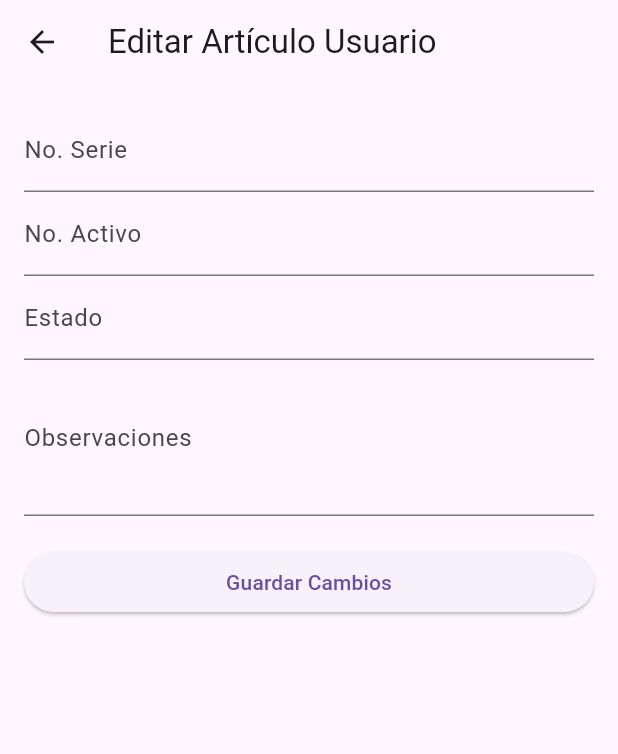
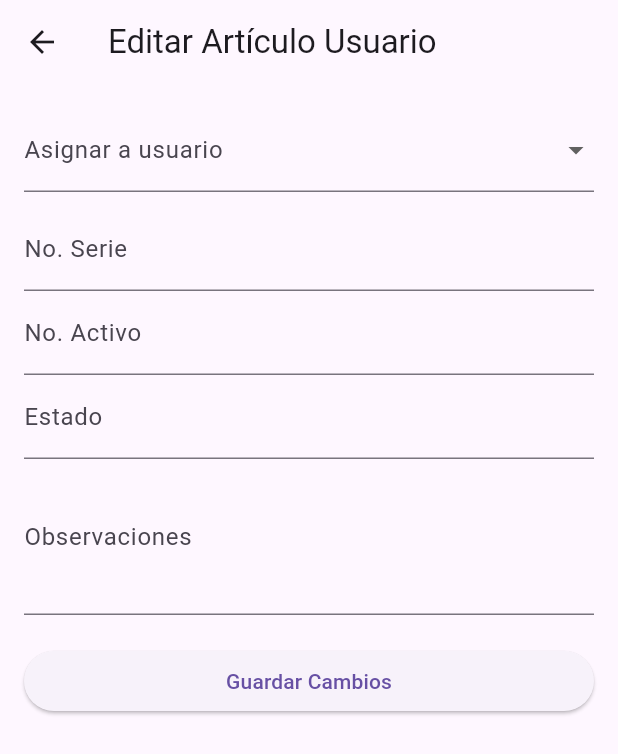
Before and after one commit to LeoStudioCode/SanchezWeb, a Flutter app: the EditarArticuloXUsuarioScreen screen opened directly with empty values, on a phone screen of 412 x 824 dp. Shown: the top 754 px of the screen. Run offline on Flutter 3.47's test engine with Material 3 defaults, Android fonts, the phone set to English and light mode, and no system bars; our stand-ins replace cloud_firestore, file_picker, firebase_auth, firebase_core, firebase_storage, image_picker; accounts and stored records are empty; statements that could not run were skipped.

Commit message:
Leio - main.dart pubspec.yaml y todos los apartados del almacen articulosXusuario

```diff
--- a/lib/main.dart
+++ b/lib/main.dart
@@ -21,6 +21,7 @@ class MyApp extends StatelessWidget {
   @override
   Widget build(BuildContext context) {
     return MaterialApp(
+      debugShowCheckedModeBanner: false, // 👈 Esta línea elimina el banner
       title: 'Flutter Web Proyecto',
       theme: ThemeData(
         primarySwatch: Colors.blue,
--- a/lib/screens/almacen/asignar_usuario_screen.dart
+++ b/lib/screens/almacen/asignar_usuario_screen.dart
@@ -1,6 +1,7 @@
 import 'package:flutter/material.dart';
 import 'package:sanchez_web/models/unidad_almacen.dart';
 import 'package:sanchez_web/services/almacen_service.dart';
+import 'package:cloud_firestore/cloud_firestore.dart';
 
 class EditarArticuloXUsuarioScreen extends StatefulWidget {
   final ArticuloXUsuario articulo;
@@ -22,6 +23,9 @@ class _EditarArticuloXUsuarioScreenState
   late TextEditingController _estadoController;
   late TextEditingController _observacionesController;
 
+  String? _asesorSeleccionado;
+  Map<String, String> _usuariosMap = {}; // uid -> nombre
+
   @override
   void initState() {
     super.initState();
@@ -30,6 +34,18 @@ class _EditarArticuloXUsuarioScreenState
     _noActivoController = TextEditingController(text: a.noActivo);
     _estadoController = TextEditingController(text: a.estado);
     _observacionesController = TextEditingController(text: a.observaciones);
+    _asesorSeleccionado = a.asesor;
+    _cargarUsuarios();
+  }
+
+  Future<void> _cargarUsuarios() async {
+    final snapshot = await FirebaseFirestore.instance.collection('users').get();
+    setState(() {
+      _usuariosMap = {
+        for (var doc in snapshot.docs) doc.id: doc['name'] ?? 'Sin nombre',
+        'Inventario': '📦 Inventario' // 👈 agregar este valor por defecto
+      };
+    });
   }
 
   @override
@@ -50,6 +66,7 @@ class _EditarArticuloXUsuarioScreenState
       map['noActivo'] = _noActivoController.text;
       map['estado'] = _estadoController.text;
       map['observaciones'] = _observacionesController.text;
+      map['asesor'] = _asesorSeleccionado;
       map['fechaUpdate'] = DateTime.now();
 
       await _service.actualizar(actualizado.articulosXusuarioID, map);
@@ -67,6 +84,23 @@ class _EditarArticuloXUsuarioScreenState
           key: _formKey,
           child: ListView(
             children: [
+              DropdownButtonFormField<String>(
+                value: _usuariosMap.containsKey(_asesorSeleccionado)
+                    ? _asesorSeleccionado
+                    : null,
+                items: _usuariosMap.entries
+                    .map((entry) => DropdownMenuItem(
+                          value: entry.key,
+                          child: Text(entry.value),
+                        ))
+                    .toList(),
+                onChanged: (value) =>
+                    setState(() => _asesorSeleccionado = value),
+                decoration: InputDecoration(labelText: 'Asignar a usuario'),
+                validator: (value) =>
+                    value == null ? 'Seleccione un usuario' : null,
+              ),
+              SizedBox(height: 10),
               TextFormField(
                 controller: _noSerieController,
                 decoration: InputDecoration(labelText: 'No. Serie'),
--- a/lib/services/almacen_service.dart
+++ b/lib/services/almacen_service.dart
@@ -13,6 +13,11 @@ class ArticuloXUsuarioService {
   // 🔹 Actualizar artículoXusuario existente
   Future<void> actualizar(String id, Map<String, dynamic> data) async {
     await _ref.doc(id).update(data);
+  }
+
+  // 🔹 Crear artículoXusuario desde un Map (para pantallas rápidas)
+  Future<void> crear(Map<String, dynamic> data) async {
+    await _ref.add(data);
   }
 
   // 🔹 Eliminar artículoXusuario por ID
--- a/pubspec.yaml
+++ b/pubspec.yaml
@@ -3,6 +3,7 @@ description: "A new Flutter project."
 # The following line prevents the package from being accidentally published to
 # pub.dev using `flutter pub publish`. This is preferred for private packages.
 publish_to: "none" # Remove this line if you wish to publish to pub.dev
+version: 0.1.0
 
 # The following defines the version and build number for your application.
 # A version number is three numbers separated by dots, like 1.2.43
@@ -16,7 +17,6 @@ publish_to: "none" # Remove this line if you wish to publish to pub.dev
 # https://developer.apple.com/library/archive/documentation/General/Reference/InfoPlistKeyReference/Articles/CoreFoundationKeys.html
 # In Windows, build-name is used as the major, minor, and patch parts
 # of the product and file versions while build-number is used as the build suffix.
-version: 1.0.0+1
 
 environment:
   sdk: ^3.6.0
@@ -38,6 +38,10 @@ dependencies:
   # The following adds the Cupertino Icons font to your application.
   # Use with the CupertinoIcons class for iOS style icons.
   cupertino_icons: ^1.0.8
+  file_picker: ^9.2.2
+  image_picker: ^1.1.2
+  excel: ^4.0.6
+  flutter_staggered_grid_view: ^0.7.0
 
 dev_dependencies:
   flutter_test:
```
Also changed, not shown: lib/screens/almacen/almacen_screen.dart (+34 -9 lines).
